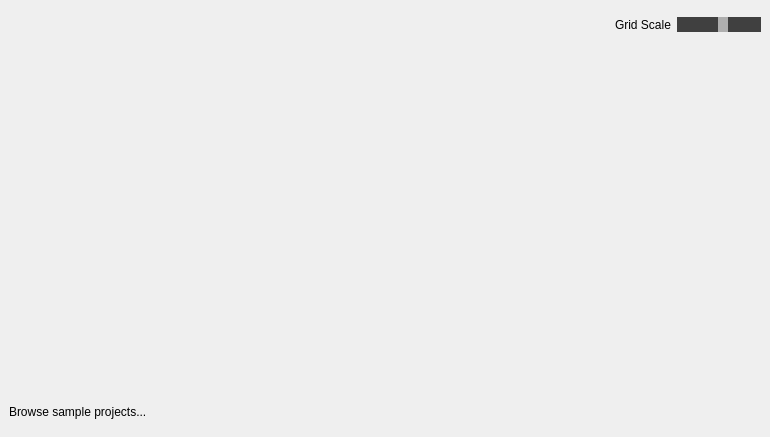
The window that src/widgets/projectmanager.ui (jahshaka/Studio) describes before a commit, drawn with Qt 5.
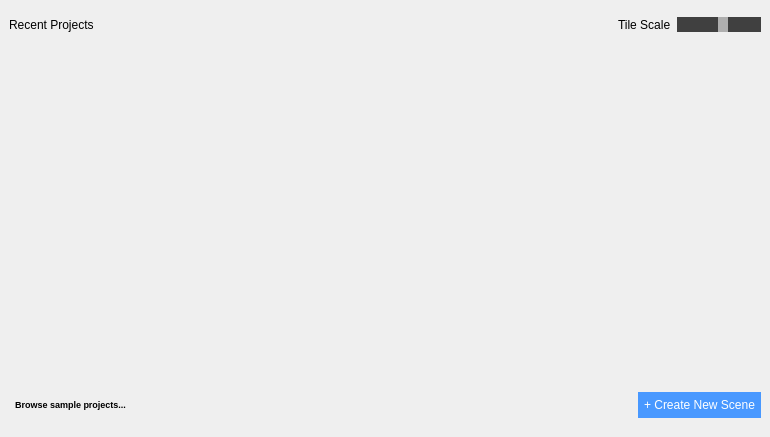
The same window after the commit.

```diff
--- a/src/widgets/projectmanager.ui
+++ b/src/widgets/projectmanager.ui
@@ -14,7 +14,17 @@
    <string>Form</string>
   </property>
   <property name="styleSheet">
-   <string notr="true">QSlider::groove:horizontal {
+   <string notr="true">#newProject {
+	background: #4898ff;
+	color: white;
+}
+
+#newProject:hover {
+	background-color: #51a1d6;
+}
+
+
+QSlider::groove:horizontal {
    /* height: 8px; /* the groove expands to the size of the slider by default. by giving it a height, it has a fixed size */
     background: #404040;
 }
@@ -25,6 +35,10 @@
     margin: -2px 0; /* handle is placed by default on the contents rect of the groove. Expand outside the groove */
 }
 
+#newProject {
+
+}
+
 #samples, #projects {
 	padding: 8px;
 	color: white;
@@ -88,16 +102,16 @@
   </property>
   <layout class="QGridLayout" name="gridLayout">
    <property name="leftMargin">
-    <number>9</number>
+    <number>0</number>
    </property>
    <property name="topMargin">
     <number>9</number>
    </property>
    <property name="rightMargin">
-    <number>9</number>
+    <number>0</number>
    </property>
    <property name="bottomMargin">
-    <number>9</number>
+    <number>0</number>
    </property>
    <item row="0" column="0">
     <widget class="QWidget" name="widget" native="true">
@@ -121,17 +135,24 @@
      </property>
      <layout class="QHBoxLayout" name="horizontalLayout">
       <property name="leftMargin">
-       <number>0</number>
+       <number>9</number>
       </property>
       <property name="topMargin">
        <number>0</number>
       </property>
       <property name="rightMargin">
-       <number>0</number>
+       <number>9</number>
       </property>
       <property name="bottomMargin">
        <number>0</number>
       </property>
+      <item>
+       <widget class="QLabel" name="label_3">
+        <property name="text">
+         <string>Recent Projects</string>
+        </property>
+       </widget>
+      </item>
       <item>
        <spacer name="horizontalSpacer">
         <property name="orientation">
@@ -148,7 +169,7 @@
       <item>
        <widget class="QLabel" name="label_2">
         <property name="text">
-         <string>Grid Scale</string>
+         <string>Tile Scale</string>
         </property>
        </widget>
       </item>
@@ -191,30 +212,41 @@
      <property name="minimumSize">
       <size>
        <width>0</width>
-       <height>32</height>
+       <height>0</height>
       </size>
      </property>
      <property name="maximumSize">
       <size>
        <width>16777215</width>
-       <height>32</height>
+       <height>64</height>
       </size>
      </property>
+     <property name="styleSheet">
+      <string notr="true">#browseProjects {
+	background: transparent;
+	font-size: 9px;
+	font-weight: bold;
+}
+
+#browseProjects::hover {
+	color: #3498db;
+}</string>
+     </property>
      <layout class="QHBoxLayout" name="horizontalLayout_2">
       <property name="leftMargin">
-       <number>0</number>
+       <number>9</number>
       </property>
       <property name="topMargin">
-       <number>0</number>
+       <number>9</number>
       </property>
       <property name="rightMargin">
-       <number>0</number>
+       <number>9</number>
       </property>
       <property name="bottomMargin">
-       <number>0</number>
+       <number>9</number>
       </property>
       <item>
-       <widget class="QLabel" name="label">
+       <widget class="QPushButton" name="browseProjects">
         <property name="text">
          <string>Browse sample projects...</string>
         </property>
@@ -233,6 +265,13 @@
         </property>
        </spacer>
       </item>
+      <item>
+       <widget class="QPushButton" name="newProject">
+        <property name="text">
+         <string>+ Create New Scene</string>
+        </property>
+       </widget>
+      </item>
      </layout>
     </widget>
    </item>
```
